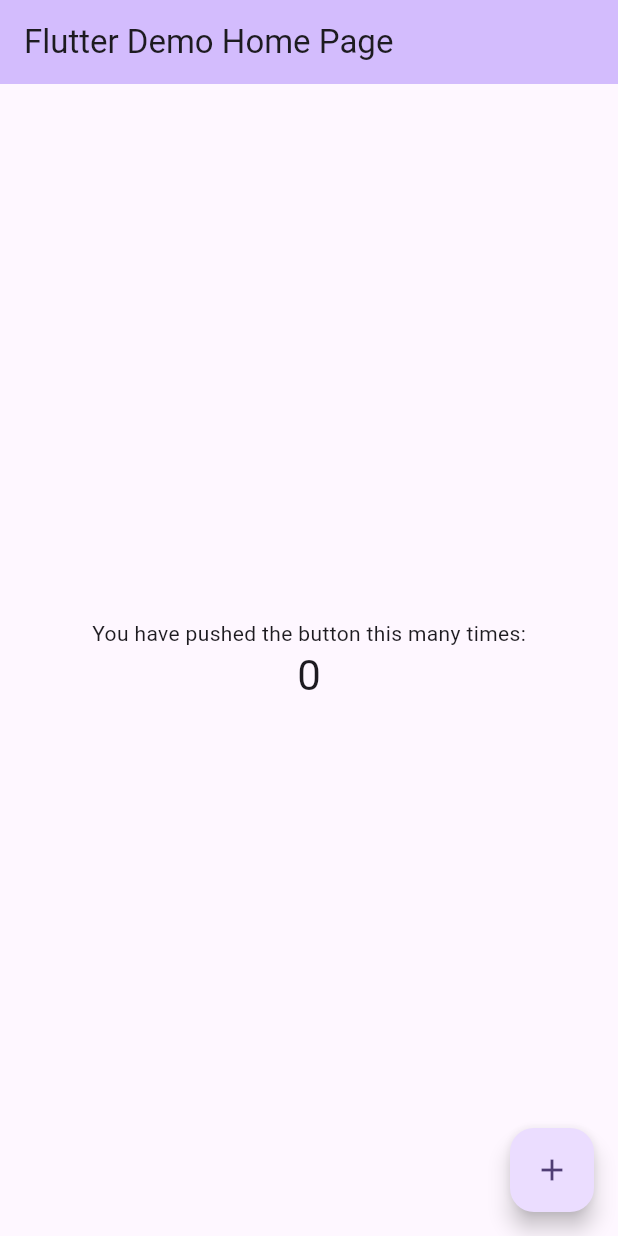
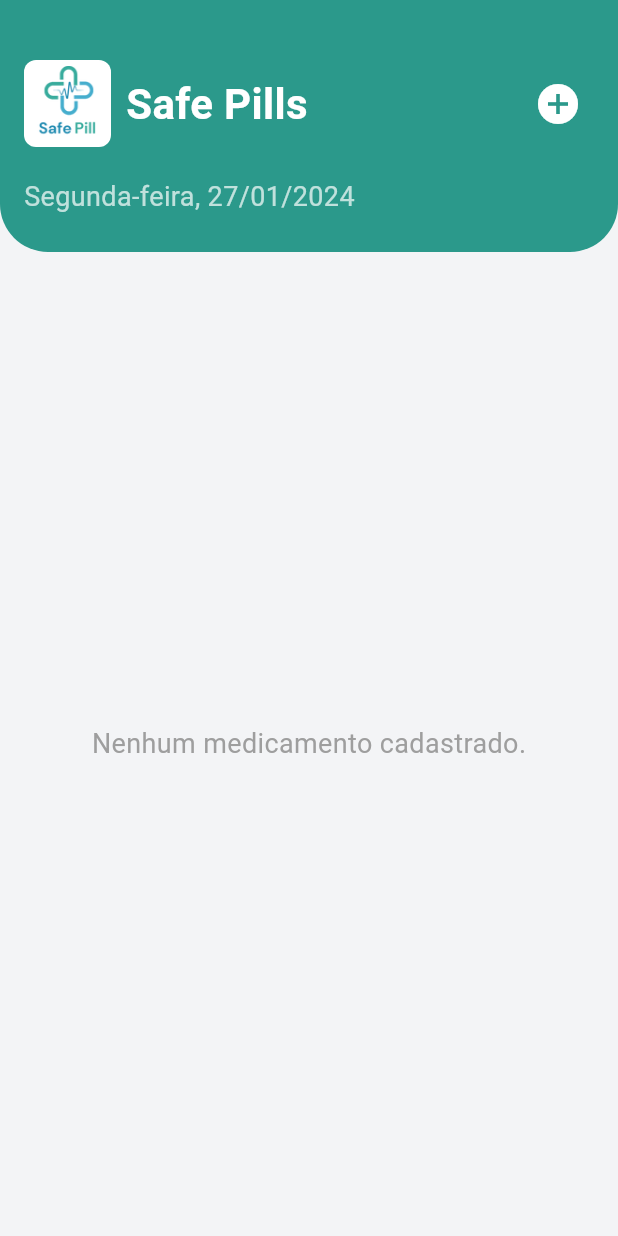
Before and after one commit to Kvcss/safe_pills, a Flutter app: the screen it shows after launch, on a phone screen of 412 x 824 dp. Run offline on Flutter 3.47's test engine with Material 3 defaults, Android fonts, the phone set to English and light mode, and no system bars; our stand-ins replace cloud_firestore, firebase_core; accounts and stored records are empty.

Commit message:
feat: add homeview and homeviewmodel

```diff
--- a/lib/main.dart
+++ b/lib/main.dart
@@ -1,6 +1,9 @@
 import 'package:flutter/material.dart';
 import 'package:firebase_core/firebase_core.dart';
-import 'firebase_options.dart';
+import 'package:safe_pills/repository/pills_repository.dart';
+import 'package:safe_pills/screen/homeView.dart';
+import 'package:safe_pills/screen/homeViewModel.dart';
+import 'repository/firebase_options.dart';
 
 void main() async {
   WidgetsFlutterBinding.ensureInitialized();
@@ -11,73 +14,21 @@ void main() async {
 }
 
 class MyApp extends StatelessWidget {
-  const MyApp({super.key});
+  const MyApp({Key? key}) : super(key: key);
 
-  // This widget is the root of your application.
   @override
   Widget build(BuildContext context) {
+    final pillsRepository = PillsRepository();
+    final pillsViewModel = PillsViewModel(pillsRepository);
+
     return MaterialApp(
-      title: 'Flutter Demo',
+      debugShowCheckedModeBanner: false,
+      title: 'Safe Pills',
       theme: ThemeData(
-
-        colorScheme: ColorScheme.fromSeed(seedColor: Colors.deepPurple),
-        useMaterial3: true,
+        primaryColor: const Color(0xFF2B998B),
+        scaffoldBackgroundColor: Colors.white,
       ),
-      home: const MyHomePage(title: 'Flutter Demo Home Page'),
+      home: HomeView(viewModel: pillsViewModel),
     );
   }
 }
-
-class MyHomePage extends StatefulWidget {
-  const MyHomePage({super.key, required this.title});
-
-  final String title;
-
-  @override
-  State<MyHomePage> createState() => _MyHomePageState();
-}
-
-class _MyHomePageState extends State<MyHomePage> {
-  int _counter = 0;
-
-  void _incrementCounter() {
-    setState(() {
-
-      _counter++;
-    });
-  }
-
-  @override
-  Widget build(BuildContext context) {
-
-    return Scaffold(
-      appBar: AppBar(
-
-        backgroundColor: Theme.of(context).colorScheme.inversePrimary,
-
-        title: Text(widget.title),
-      ),
-      body: Center(
-
-        child: Column(
-
-          mainAxisAlignment: MainAxisAlignment.center,
-          children: <Widget>[
-            const Text(
-              'You have pushed the button this many times:',
-            ),
-            Text(
-              '$_counter',
-              style: Theme.of(context).textTheme.headlineMedium,
-            ),
-          ],
-        ),
-      ),
-      floatingActionButton: FloatingActionButton(
-        onPressed: _incrementCounter,
-        tooltip: 'Increment',
-        child: const Icon(Icons.add),
-      ), // This trailing comma makes auto-formatting nicer for build methods.
-    );
-  }
-}
--- /dev/null
+++ b/lib/repository/entity/pills_entity.dart
@@ -0,0 +1,42 @@
+class PillsEntity {
+  String? id; // ID do documento no Firestore
+  final String name;
+  final String dosage;
+  final String time;
+  final String duration;
+  final String priority;
+  final String description;
+
+  PillsEntity({
+    this.id,
+    required this.name,
+    required this.dosage,
+    required this.time,
+    required this.duration,
+    required this.priority,
+    required this.description,
+  });
+
+  Map<String, dynamic> toMap() {
+    return {
+      'name': name,
+      'dosage': dosage,
+      'time': time,
+      'duration': duration,
+      'priority': priority,
+      'description': description,
+      'createdAt': DateTime.now(),
+    };
+  }
+
+  factory PillsEntity.fromMap(Map<String, dynamic> map) {
+    return PillsEntity(
+      name: map['name'] ?? '',
+      dosage: map['dosage'] ?? '',
+      time: map['time'] ?? '',
+      duration: map['duration'] ?? '',
+      priority: map['priority'] ?? '',
+      description: map['description'] ?? '',
+    );
+  }
+}
--- /dev/null
+++ b/lib/repository/pills_repository.dart
@@ -0,0 +1,59 @@
+import 'package:cloud_firestore/cloud_firestore.dart';
+import 'package:safe_pills/repository/entity/pills_entity.dart';
+
+
+abstract class IPillsRepository {
+  Future<void> addPill(PillsEntity pill);
+  Future<List<PillsEntity>> getAllPills();
+  Future<void> updatePill(String id, PillsEntity pill);
+  Future<void> deletePill(String id);
+}
+
+
+// Implementação do repositório
+class PillsRepository implements IPillsRepository {
+  final FirebaseFirestore _db = FirebaseFirestore.instance;
+
+  @override
+  Future<void> addPill(PillsEntity pill) async {
+    try {
+      await _db.collection('pills').add(pill.toMap());
+      print('Medicamento adicionado com sucesso!');
+    } catch (e) {
+      throw Exception('Erro ao adicionar medicamento: $e');
+    }
+  }
+
+  @override
+  Future<List<PillsEntity>> getAllPills() async {
+    try {
+      QuerySnapshot querySnapshot = await _db.collection('pills').get();
+      return querySnapshot.docs
+          .map((doc) => PillsEntity.fromMap(doc.data() as Map<String, dynamic>)
+            ..id = doc.id) // Inclui o ID do documento no objeto
+          .toList();
+    } catch (e) {
+      throw Exception('Erro ao buscar medicamentos: $e');
+    }
+  }
+
+  @override
+  Future<void> updatePill(String id, PillsEntity pill) async {
+    try {
+      await _db.collection('pills').doc(id).update(pill.toMap());
+      print('Medicamento atualizado com sucesso!');
+    } catch (e) {
+      throw Exception('Erro ao atualizar medicamento: $e');
+    }
+  }
+
+  @override
+  Future<void> deletePill(String id) async {
+    try {
+      await _db.collection('pills').doc(id).delete();
+      print('Medicamento deletado com sucesso!');
+    } catch (e) {
+      throw Exception('Erro ao deletar medicamento: $e');
+    }
+  }
+}
--- /dev/null
+++ b/lib/screen/homeView.dart
@@ -0,0 +1,195 @@
+import 'package:flutter/material.dart';
+
+import 'package:flutter/material.dart';
+import 'package:safe_pills/repository/entity/pills_entity.dart';
+import 'package:safe_pills/screen/homeViewModel.dart';
+
+
+class HomeView extends StatefulWidget {
+  final PillsViewModel viewModel;
+
+  const HomeView({Key? key, required this.viewModel}) : super(key: key);
+
+  @override
+  State<HomeView> createState() => _HomeViewState();
+}
+
+class _HomeViewState extends State<HomeView> {
+  @override
+  void initState() {
+    super.initState();
+    widget.viewModel.fetchAllPills();
+  }
+
+  @override
+  Widget build(BuildContext context) {
+    return Scaffold(
+      backgroundColor: const Color(0xFFF3F4F6), // Fundo claro
+      body: Column(
+        crossAxisAlignment: CrossAxisAlignment.start,
+        children: [
+          _buildCustomHeader(),
+          Expanded(
+            child: Padding(
+              padding: const EdgeInsets.all(16.0),
+              child: StreamBuilder<List<PillsEntity>>(
+                stream: widget.viewModel.pillsStream,
+                builder: (context, snapshot) {
+                  if (snapshot.connectionState == ConnectionState.waiting) {
+                    return const Center(child: CircularProgressIndicator());
+                  } else if (snapshot.hasError) {
+                    return Center(
+                      child: Text(
+                        'Erro: ${snapshot.error}',
+                        style: const TextStyle(color: Colors.red),
+                      ),
+                    );
+                  } else if (snapshot.hasData && snapshot.data!.isEmpty) {
+                    return const Center(
+                      child: Text(
+                        'Nenhum medicamento cadastrado.',
+                        style: TextStyle(fontSize: 18, color: Colors.grey),
+                      ),
+                    );
+                  } else {
+                    final pills = snapshot.data!;
+                    return SingleChildScrollView(
+                      child: Column(
+                        crossAxisAlignment: CrossAxisAlignment.start,
+                        children: [
+                          _sectionTitle('Atrasados:'),
+                          ...pills.where((pill) {
+                            // Filtrar atrasados (implemente sua lógica)
+                            return true;
+                          }).map((pill) => _buildPillCard(pill, Colors.red)),
+                          const SizedBox(height: 20),
+                          _sectionTitle('Consumidos:'),
+                          ...pills.where((pill) {
+                            // Filtrar consumidos (implemente sua lógica)
+                            return false;
+                          }).map((pill) => _buildPillCard(pill, Colors.green)),
+                        ],
+                      ),
+                    );
+                  }
+                },
+              ),
+            ),
+          ),
+        ],
+      ),
+    );
+  }
+
+  Widget _buildCustomHeader() {
+    return Container(
+      padding: const EdgeInsets.fromLTRB(16, 40, 16, 24), // Mais espaçamento no topo
+      decoration: const BoxDecoration(
+        color: Color(0xFF2B998B), // Cor principal do app
+        borderRadius: BorderRadius.vertical(
+          bottom: Radius.circular(32),
+        ),
+      ),
+      child: Column(
+        crossAxisAlignment: CrossAxisAlignment.start,
+        children: [
+          Row(
+            mainAxisAlignment: MainAxisAlignment.spaceBetween,
+            children: [
+              Row(
+                children: [
+                  Container(
+                    padding: const EdgeInsets.all(4),
+                    decoration: BoxDecoration(
+                      color: Colors.white,
+                      borderRadius: BorderRadius.circular(8),
+                    ),
+                    child: Image.asset(
+                      'assets/safe_pill_logo.png',
+                      height: 50,
+                      width: 50,
+                    ),
+                  ),
+                  const SizedBox(width: 10),
+                  const Text(
+                    'Safe Pills',
+                    style: TextStyle(
+                      fontSize: 28,
+                      fontWeight: FontWeight.bold,
+                      color: Colors.white,
+                    ),
+                  ),
+                ],
+              ),
+              IconButton(
+                icon: const Icon(Icons.add_circle, size: 32, color: Colors.white),
+                onPressed: () {
+                  // Implementar lógica para adicionar medicamento
+                },
+              ),
+            ],
+          ),
+          const SizedBox(height: 20),
+          const Text(
+            'Segunda-feira, 27/01/2024',
+            style: TextStyle(
+              fontSize: 18,
+              color: Colors.white70,
+            ),
+          ),
+        ],
+      ),
+    );
+  }
+
+  Widget _sectionTitle(String title) {
+    return Padding(
+      padding: const EdgeInsets.symmetric(vertical: 8.0),
+      child: Text(
+        title,
+        style: const TextStyle(
+          fontSize: 20,
+          fontWeight: FontWeight.bold,
+          color: Color(0xFF2B998B),
+        ),
+      ),
+    );
+  }
+
+  Widget _buildPillCard(PillsEntity pill, Color priorityColor) {
+    return Card(
+      shape: RoundedRectangleBorder(borderRadius: BorderRadius.circular(16)),
+      margin: const EdgeInsets.symmetric(vertical: 8),
+      elevation: 4,
+      child: ListTile(
+        leading: Container(
+          width: 12,
+          height: 60,
+          decoration: BoxDecoration(
+            color: priorityColor,
+            borderRadius: BorderRadius.circular(4),
+          ),
+        ),
+        title: Text(
+          pill.name,
+          style: const TextStyle(fontWeight: FontWeight.bold, fontSize: 16),
+        ),
+        subtitle: Text(
+          'Prioridade: ${pill.priority}',
+          style: const TextStyle(fontSize: 14, color: Colors.grey),
+        ),
+        trailing: Text(
+          pill.time,
+          style: const TextStyle(fontWeight: FontWeight.bold, fontSize: 16),
+        ),
+        onTap: () {
+          // Implementar lógica de detalhes/edição
+        },
+        onLongPress: () {
+          // Implementar lógica para excluir
+          widget.viewModel.deletePill(pill.id!);
+        },
+      ),
+    );
+  }
+}
--- /dev/null
+++ b/lib/screen/homeViewModel.dart
@@ -0,0 +1,59 @@
+import 'dart:async';
+import 'package:flutter/material.dart';
+import 'package:safe_pills/repository/entity/pills_entity.dart';
+import 'package:safe_pills/repository/pills_repository.dart';
+
+
+class PillsViewModel {
+  final IPillsRepository _pillsRepository;
+  final StreamController<List<PillsEntity>> _pillsController = StreamController<List<PillsEntity>>.broadcast();
+
+  PillsViewModel(this._pillsRepository);
+
+  Stream<List<PillsEntity>> get pillsStream => _pillsController.stream;
+
+
+  Future<void> addPill(PillsEntity pill) async {
+    try {
+      await _pillsRepository.addPill(pill);
+      await fetchAllPills();
+    } catch (e) {
+      print('Erro ao adicionar medicamento: $e');
+    }
+  }
+
+
+  Future<void> fetchAllPills() async {
+    try {
+      List<PillsEntity> pills = await _pillsRepository.getAllPills();
+      _pillsController.sink.add(pills);
+    } catch (e) {
+      _pillsController.sink.addError('Erro ao buscar medicamentos: $e');
+    }
+  }
+
+
+  Future<void> updatePill(String id, PillsEntity pill) async {
+    try {
+      await _pillsRepository.updatePill(id, pill);
+      await fetchAllPills();
+    } catch (e) {
+      print('Erro ao atualizar medicamento: $e');
+    }
+  }
+
+
+  Future<void> deletePill(String id) async {
+    try {
+      await _pillsRepository.deletePill(id);
+      await fetchAllPills();
+    } catch (e) {
+      print('Erro ao deletar medicamento: $e');
+    }
+  }
+
+
+  void dispose() {
+    _pillsController.close();
+  }
+}
--- a/pubspec.yaml
+++ b/pubspec.yaml
@@ -60,6 +60,9 @@ flutter:
   # the material Icons class.
   uses-material-design: true
 
+  assets:
+    - assets/safe_pill_logo.png
+
   # To add assets to your application, add an assets section, like this:
   # assets:
   #   - images/a_dot_burr.jpeg
```
Also changed, not shown: lib/services/firebase_service.dart (deleted, +0 -9 lines), assets/safe_pill_logo.png (added), lib/repository/firebase_options.dart (renamed from lib/firebase_options.dart).
